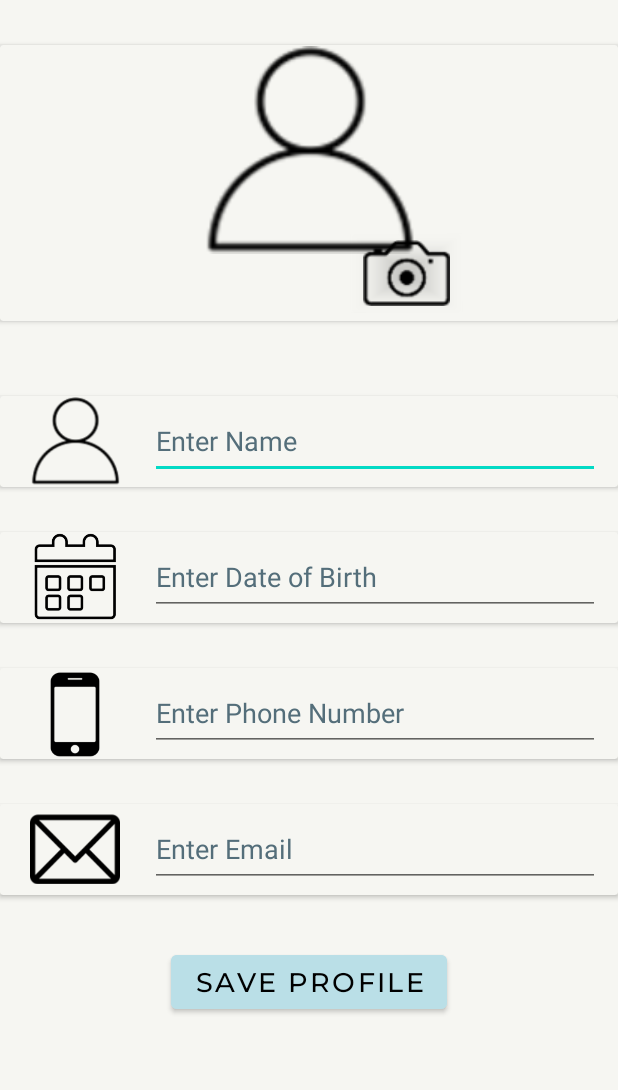
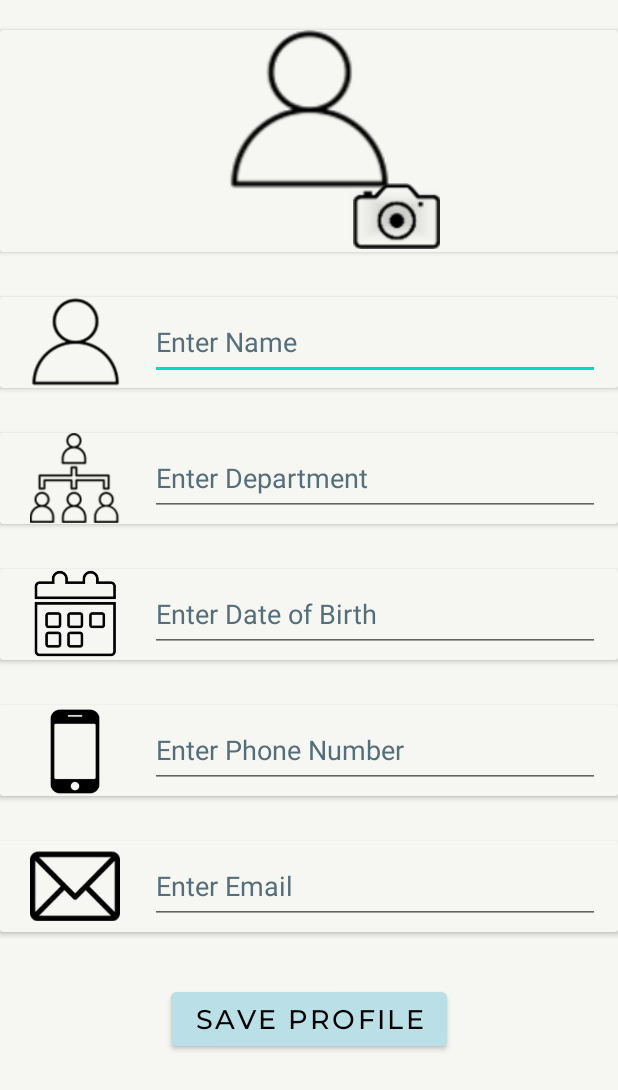
Before and after one commit to leongjinghao/HR-Application, an Android app: the layout edit_account_page.xml on its own in the app's theme, with its tools: preview values and no code run, on a phone screen of 412 x 824 dp. Shown: the top 1090 px of the screen. Run offline under Robolectric (Android 15) with nearby library versions, the phone set to English and light mode, and no system bars; network calls fail.

Commit message:
Tweaked Business Card stuff

```diff
--- a/Frontend/app/src/main/java/com/example/frontend/retroAPI/api/model/userInformation.kt
+++ b/Frontend/app/src/main/java/com/example/frontend/retroAPI/api/model/userInformation.kt
@@ -7,7 +7,7 @@ data class userInformationModel(
 data class userInformationField(
     val PK: userInformationInnerObject,
     val SK: userInformationInnerObject,
-    val Name: userInformationInnerObject,
+    val EmployeeName: userInformationInnerObject,
     val DOB: userInformationInnerObject,
     val Mobile: userInformationInnerObject,
     val Email: userInformationInnerObject,
--- a/Frontend/app/src/main/java/com/example/frontend/retroAPI/api/repository/Repository.kt
+++ b/Frontend/app/src/main/java/com/example/frontend/retroAPI/api/repository/Repository.kt
@@ -18,11 +18,13 @@ class Repository {
         return RetrofitInstance.api.getUserLeaves(userId)
     }
 
-    suspend fun updateUserInformation(userId: String, name : String, dateofbirth : String,
-                                        phonenumber : String, email : String) : returnRespondModel {
+    suspend fun updateUserInformation(userId: String, name : String, department : String,
+                                      dateofbirth : String, phonenumber : String, email : String)
+    : returnRespondModel {
         val jsonObject = JSONObject()
         jsonObject.put("userId", userId)
         jsonObject.put("name", name)
+        jsonObject.put("department", department)
         jsonObject.put("dateofbirth", dateofbirth)
         jsonObject.put("phonenumber", phonenumber)
         jsonObject.put("email", email)
--- a/Frontend/app/src/main/java/com/example/frontend/retroAPI/api/viewModel/apiViewModel.kt
+++ b/Frontend/app/src/main/java/com/example/frontend/retroAPI/api/viewModel/apiViewModel.kt
@@ -29,11 +29,12 @@ class apiViewModel(private val repository: Repository): ViewModel() {
         }
     }
 
-    fun updateUserInformation(userId : String, name : String, dateofbirth : String,
-                                phonenumber : String, email : String) {
+    fun updateUserInformation(userId : String, name : String, department : String,
+                              dateofbirth : String, phonenumber : String, email : String) {
         viewModelScope.launch {
             val response: returnRespondModel = repository.updateUserInformation(userId,
                                                                                 name,
+                                                                                department,
                                                                                 dateofbirth,
                                                                                 phonenumber,
                                                                                 email)
--- a/Frontend/app/src/main/res/layout/edit_account_page.xml
+++ b/Frontend/app/src/main/res/layout/edit_account_page.xml
@@ -11,7 +11,7 @@
         android:id="@+id/photoCardView"
         android:layout_width="match_parent"
         android:layout_height="wrap_content"
-        android:layout_marginTop="30dp"
+        android:layout_marginTop="20dp"
         app:cardBackgroundColor="@color/ColorScheme5"
         app:layout_constraintEnd_toEndOf="parent"
         app:layout_constraintStart_toStartOf="parent"
@@ -23,9 +23,9 @@
 
             <ImageView
                 android:id="@+id/profilePhoto"
-                android:layout_width="141dp"
-                android:layout_height="140dp"
-                android:layout_marginStart="135dp"
+                android:layout_width="111dp"
+                android:layout_height="106dp"
+                android:layout_marginStart="150dp"
                 android:layout_marginEnd="135dp"
                 android:contentDescription="@string/profileDescription"
                 app:layout_constraintEnd_toEndOf="parent"
@@ -34,10 +34,10 @@
 
             <ImageButton
                 android:id="@+id/profilePhotoButton"
-                android:layout_width="wrap_content"
-                android:layout_height="wrap_content"
+                android:layout_width="68dp"
+                android:layout_height="48dp"
                 android:layout_marginStart="230dp"
-                android:layout_marginTop="120dp"
+                android:layout_marginTop="100dp"
                 android:backgroundTint="#00FFFFFF"
                 android:contentDescription="@string/changeProfilePhotoButton"
                 android:translationZ="1dp"
@@ -49,7 +49,7 @@
         android:id="@+id/nameCardView"
         android:layout_width="match_parent"
         android:layout_height="wrap_content"
-        android:layout_marginTop="50dp"
+        android:layout_marginTop="30dp"
         app:cardBackgroundColor="@color/ColorScheme5"
         app:layout_constraintEnd_toEndOf="parent"
         app:layout_constraintStart_toStartOf="parent"
@@ -89,6 +89,50 @@
     </androidx.cardview.widget.CardView>
 
     <androidx.cardview.widget.CardView
+        android:id="@+id/departmentCardView"
+        android:layout_width="match_parent"
+        android:layout_height="wrap_content"
+        android:layout_marginTop="30dp"
+        app:cardBackgroundColor="@color/ColorScheme5"
+        app:layout_constraintEnd_toEndOf="parent"
+        app:layout_constraintStart_toStartOf="parent"
+        app:layout_constraintTop_toBottomOf="@+id/nameCardView">
+
+        <androidx.constraintlayout.widget.ConstraintLayout
+            android:layout_width="match_parent"
+            android:layout_height="match_parent">
+
+            <ImageView
+                android:id="@+id/departmentIcon"
+                android:layout_width="60dp"
+                android:layout_height="60dp"
+                android:layout_marginStart="20dp"
+                android:contentDescription="@string/nameEditIcon"
+                app:layout_constraintStart_toStartOf="parent"
+                app:layout_constraintTop_toTopOf="parent"
+                app:srcCompat="@drawable/departmentiputicon"
+                tools:ignore="ImageContrastCheck" />
+
+            <EditText
+                android:id="@+id/editDepartmentText"
+                android:layout_width="300dp"
+                android:layout_height="50dp"
+                android:layout_marginStart="20dp"
+                android:layout_marginTop="5dp"
+                android:layout_marginBottom="5dp"
+                android:ems="10"
+                android:hint="@string/editDepartmentHint"
+                android:importantForAutofill="no"
+                android:inputType="textPersonName"
+                android:textColorHint="#546E7A"
+                app:layout_constraintBottom_toBottomOf="parent"
+                app:layout_constraintStart_toEndOf="@+id/departmentIcon"
+                app:layout_constraintTop_toTopOf="parent"
+                tools:ignore="SpeakableTextPresentCheck" />
+        </androidx.constraintlayout.widget.ConstraintLayout>
+    </androidx.cardview.widget.CardView>
+
+    <androidx.cardview.widget.CardView
         android:id="@+id/birthdateCardView"
         android:layout_width="match_parent"
         android:layout_height="wrap_content"
@@ -96,7 +140,7 @@
         app:cardBackgroundColor="@color/ColorScheme5"
         app:layout_constraintEnd_toEndOf="parent"
         app:layout_constraintStart_toStartOf="parent"
-        app:layout_constraintTop_toBottomOf="@+id/nameCardView">
+        app:layout_constraintTop_toBottomOf="@+id/departmentCardView">
 
         <androidx.constraintlayout.widget.ConstraintLayout
             android:layout_width="match_parent"
--- a/Frontend/app/src/main/res/values/editAccount_strings.xml
+++ b/Frontend/app/src/main/res/values/editAccount_strings.xml
@@ -7,6 +7,7 @@
     <string name="emailEditIcon">Email Edit Icon</string>
 
     <string name="editNameHint">Enter Name</string>
+    <string name="editDepartmentHint">Enter Department</string>
     <string name="editBirthdayHint">Enter Date of Birth</string>
     <string name="editPhoneHint">Enter Phone Number</string>
     <string name="editEmailHint">Enter Email</string>
--- a/Frontend/app/src/main/res/values/homepage_strings.xml
+++ b/Frontend/app/src/main/res/values/homepage_strings.xml
@@ -28,4 +28,8 @@
     <string name="officePhoneTextView">+65 6123 4567</string>
     <string name="officePhoneIconDescr">officePhoneIcon</string>
     <string name="qrCode">QR Code</string>
+
+    <!-- PlaceHolders -->
+    <string name="officePlaceholder">+65 69685103</string>
+    <string name="websitePlaceholder">www.blueflush.com</string>
 </resources>
```
Also changed, not shown: Frontend/app/src/main/java/com/example/frontend/Activities/EditProfileActivity.kt (+23 -2 lines), Frontend/app/src/main/java/com/example/frontend/Activities/HomePageMainActivity.kt (+21 -31 lines), 3 other files.
